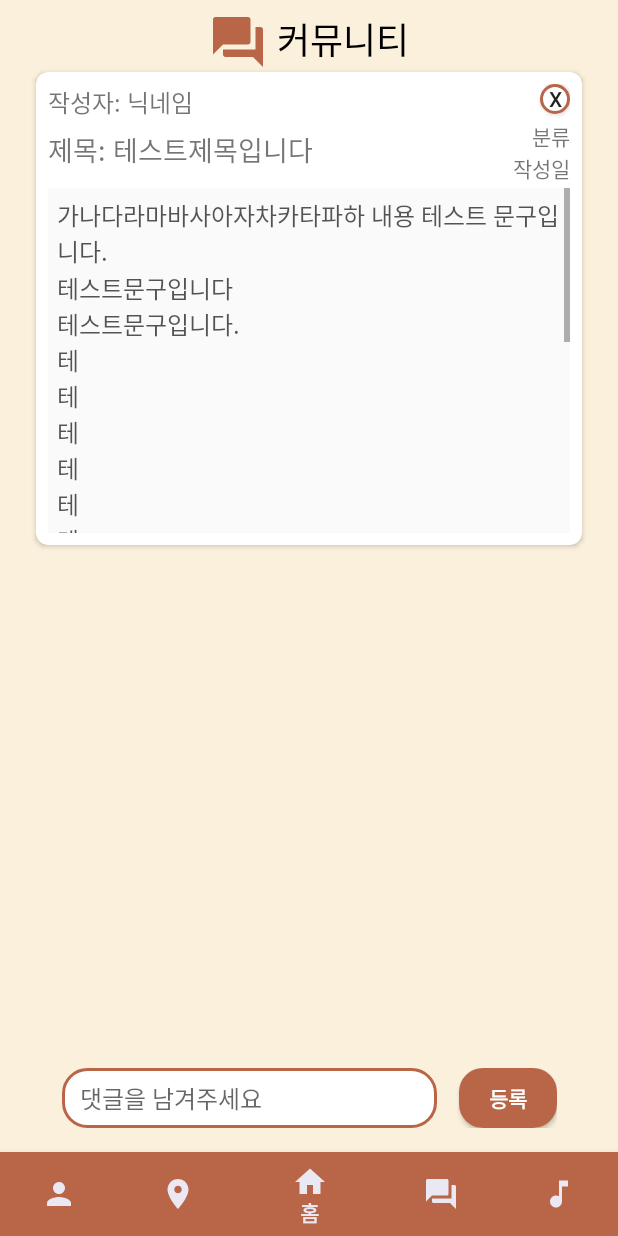
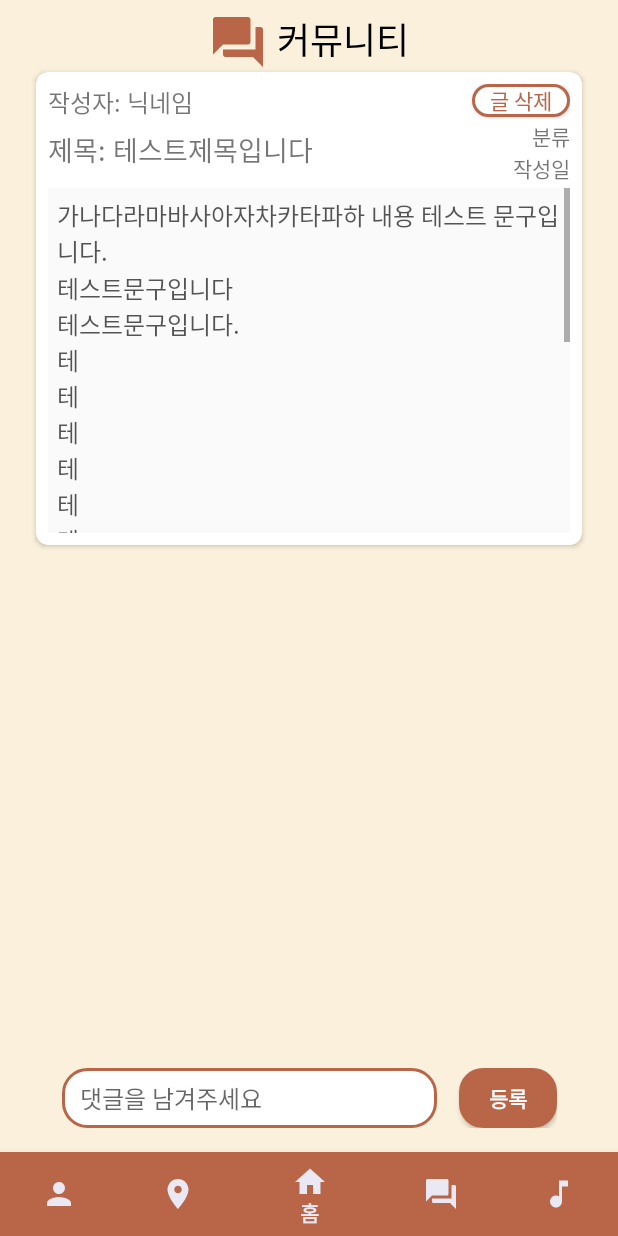
Before and after one commit to koreadydtkd/Longlivemypet, an Android app: the fragment CommunityDetailFragment placed in its activity, on a phone screen of 412 x 824 dp. Run offline under Robolectric (Android 15) with nearby library versions, the phone set to English and light mode, and no system bars; our stand-ins replace Firebase (no records; nobody signed in at launch, a user with empty details on screens opened directly), Volley; libraries missing offline, so code that uses them is left out: com.pedro.library; 1 statement that could not run was skipped.

Commit message:
2020-02-13 용상

```diff
--- a/app/src/main/res/layout/community_item.xml
+++ b/app/src/main/res/layout/community_item.xml
@@ -31,6 +31,7 @@
                 android:text="제목입니다."
                 android:layout_marginLeft="16dp"
                 android:textSize="18sp"
+                android:maxLines="1"
                 android:layout_toRightOf="@+id/textView_classification"
                 android:layout_alignBaseline="@+id/textView_classification"
                 android:layout_width="wrap_content"
--- a/app/src/main/res/layout/fragment_community_detail.xml
+++ b/app/src/main/res/layout/fragment_community_detail.xml
@@ -68,10 +68,12 @@
 
                 <Button
                     android:id="@+id/button_delete"
-                    android:text="X"
+                    android:text="글 삭제"
+                    android:paddingHorizontal="4dp"
+                    android:textColor="@color/mainColor"
                     android:background="@drawable/buttonsecond"
-                    android:layout_width="20dp"
-                    android:layout_height="20dp"
+                    android:layout_width="65dp"
+                    android:layout_height="22dp"
                     android:layout_alignParentRight="true" />
 
             </RelativeLayout>
```
Also changed, not shown: app/src/main/java/com/mhj/longlivemypet/CommunityDetailAdapter.java (+10 -11 lines).
